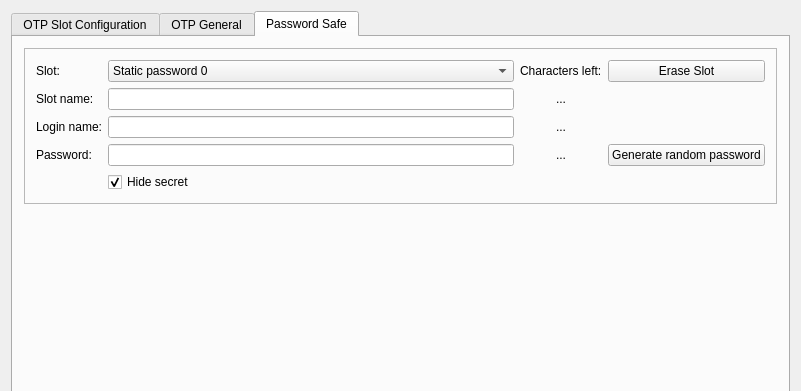
The window that ui/mainwindow.ui (Nitrokey/nitrokey-app) describes before a commit, drawn with Qt 5; both pictures show x 0 to 801 and y 0 to 391 of the 801 by 781 pixel window.
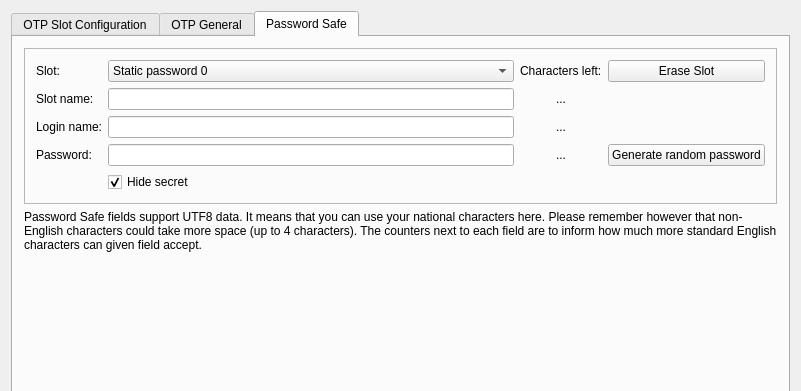
The same window after the commit. The open tabs and pages were chosen to show the change. Icons and pictures are not drawn.

Commit message: Show information about PWS accepting UTF8 chars

```diff
--- a/ui/mainwindow.ui
+++ b/ui/mainwindow.ui
@@ -1292,6 +1292,16 @@
           </layout>
          </widget>
         </item>
+        <item>
+         <widget class="QLabel" name="l_utf8_info">
+          <property name="text">
+           <string>&lt;html&gt;&lt;head/&gt;&lt;body&gt;&lt;p&gt;Password Safe fields support UTF8 data. It means that you can use your national characters here. Please remember however that non-English characters could take more space (up to 4 characters). The counters next to each field are to inform how much more standard English characters can given field accept.&lt;/p&gt;&lt;/body&gt;&lt;/html&gt;</string>
+          </property>
+          <property name="wordWrap">
+           <bool>true</bool>
+          </property>
+         </widget>
+        </item>
         <item>
          <spacer name="verticalSpacer_9">
           <property name="orientation">
```
